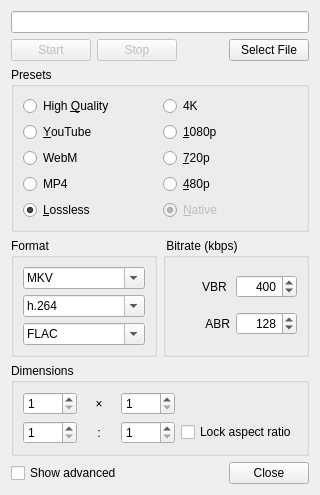
First picture: the form in Libretro/mgba/src/platform/qt/VideoView.ui, repository kiddreads/Avalon-copy2, before the edit.
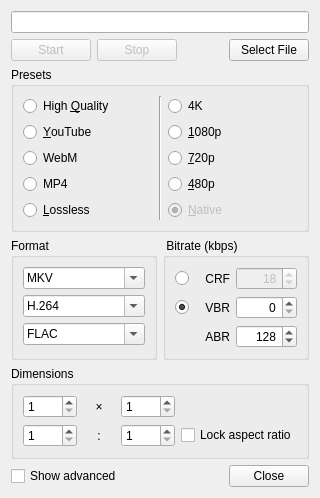
Second picture: the form after the edit.

Diff of the .ui file:
```diff
--- a/Libretro/mgba/src/platform/qt/VideoView.ui
+++ b/Libretro/mgba/src/platform/qt/VideoView.ui
@@ -6,8 +6,8 @@
    <rect>
     <x>0</x>
     <y>0</y>
-    <width>351</width>
-    <height>584</height>
+    <width>324</width>
+    <height>593</height>
    </rect>
   </property>
   <property name="sizePolicy">
@@ -145,9 +145,6 @@
           <property name="text">
            <string>&amp;Lossless</string>
           </property>
-          <property name="checked">
-           <bool>true</bool>
-          </property>
           <attribute name="buttonGroup">
            <string notr="true">presets</string>
           </attribute>
@@ -155,6 +152,13 @@
         </item>
        </layout>
       </item>
+      <item>
+       <widget class="Line" name="line">
+        <property name="orientation">
+         <enum>Qt::Vertical</enum>
+        </property>
+       </widget>
+      </item>
       <item>
        <layout class="QVBoxLayout" name="verticalLayout_3">
         <item>
@@ -270,12 +274,12 @@
            </property>
            <item>
             <property name="text">
-             <string>h.264</string>
+             <string>H.264</string>
             </property>
            </item>
            <item>
             <property name="text">
-             <string>h.264 (NVENC)</string>
+             <string>H.264 (NVENC)</string>
             </property>
            </item>
            <item>
@@ -361,36 +365,20 @@
          <string> Bitrate (kbps)</string>
         </property>
         <layout class="QGridLayout" name="gridLayout_3">
-         <item row="0" column="0">
-          <widget class="QLabel" name="label">
+         <item row="1" column="0">
+          <widget class="QRadioButton" name="doVbr">
            <property name="text">
-            <string>VBR </string>
+            <string notr="true"/>
            </property>
-           <property name="alignment">
-            <set>Qt::AlignRight|Qt::AlignTrailing|Qt::AlignVCenter</set>
+           <property name="checked">
+            <bool>true</bool>
            </property>
-           <property name="buddy">
-            <cstring>vbr</cstring>
-           </property>
+           <attribute name="buttonGroup">
+            <string notr="true">ratefactor</string>
+           </attribute>
           </widget>
          </item>
-         <item row="0" column="1">
-          <widget class="QSpinBox" name="vbr">
-           <property name="alignment">
-            <set>Qt::AlignRight|Qt::AlignTrailing|Qt::AlignVCenter</set>
-           </property>
-           <property name="suffix">
-            <string/>
-           </property>
-           <property name="maximum">
-            <number>10000</number>
-           </property>
-           <property name="value">
-            <number>400</number>
-           </property>
-          </widget>
-         </item>
-         <item row="1" column="1">
+         <item row="3" column="2">
           <widget class="QSpinBox" name="abr">
            <property name="alignment">
             <set>Qt::AlignRight|Qt::AlignTrailing|Qt::AlignVCenter</set>
@@ -406,7 +394,17 @@
            </property>
           </widget>
          </item>
-         <item row="1" column="0">
+         <item row="0" column="0">
+          <widget class="QRadioButton" name="doCrf">
+           <property name="text">
+            <string notr="true"/>
+           </property>
+           <attribute name="buttonGroup">
+            <string notr="true">ratefactor</string>
+           </attribute>
+          </widget>
+         </item>
+         <item row="3" column="1">
           <widget class="QLabel" name="label_2">
            <property name="text">
             <string>ABR</string>
@@ -419,6 +417,64 @@
            </property>
           </widget>
          </item>
+         <item row="0" column="2">
+          <widget class="QSpinBox" name="crf">
+           <property name="enabled">
+            <bool>false</bool>
+           </property>
+           <property name="alignment">
+            <set>Qt::AlignRight|Qt::AlignTrailing|Qt::AlignVCenter</set>
+           </property>
+           <property name="suffix">
+            <string/>
+           </property>
+           <property name="maximum">
+            <number>50</number>
+           </property>
+           <property name="value">
+            <number>18</number>
+           </property>
+          </widget>
+         </item>
+         <item row="1" column="2">
+          <widget class="QSpinBox" name="vbr">
+           <property name="alignment">
+            <set>Qt::AlignRight|Qt::AlignTrailing|Qt::AlignVCenter</set>
+           </property>
+           <property name="suffix">
+            <string/>
+           </property>
+           <property name="maximum">
+            <number>10000</number>
+           </property>
+          </widget>
+         </item>
+         <item row="1" column="1">
+          <widget class="QLabel" name="label">
+           <property name="text">
+            <string>VBR</string>
+           </property>
+           <property name="alignment">
+            <set>Qt::AlignRight|Qt::AlignTrailing|Qt::AlignVCenter</set>
+           </property>
+           <property name="buddy">
+            <cstring>vbr</cstring>
+           </property>
+          </widget>
+         </item>
+         <item row="0" column="1">
+          <widget class="QLabel" name="label_5">
+           <property name="text">
+            <string>CRF</string>
+           </property>
+           <property name="alignment">
+            <set>Qt::AlignRight|Qt::AlignTrailing|Qt::AlignVCenter</set>
+           </property>
+           <property name="buddy">
+            <cstring>crf</cstring>
+           </property>
+          </widget>
+         </item>
         </layout>
        </widget>
       </item>
```
Left out of the diff: 45 changed lines with no effect on the pictures.
